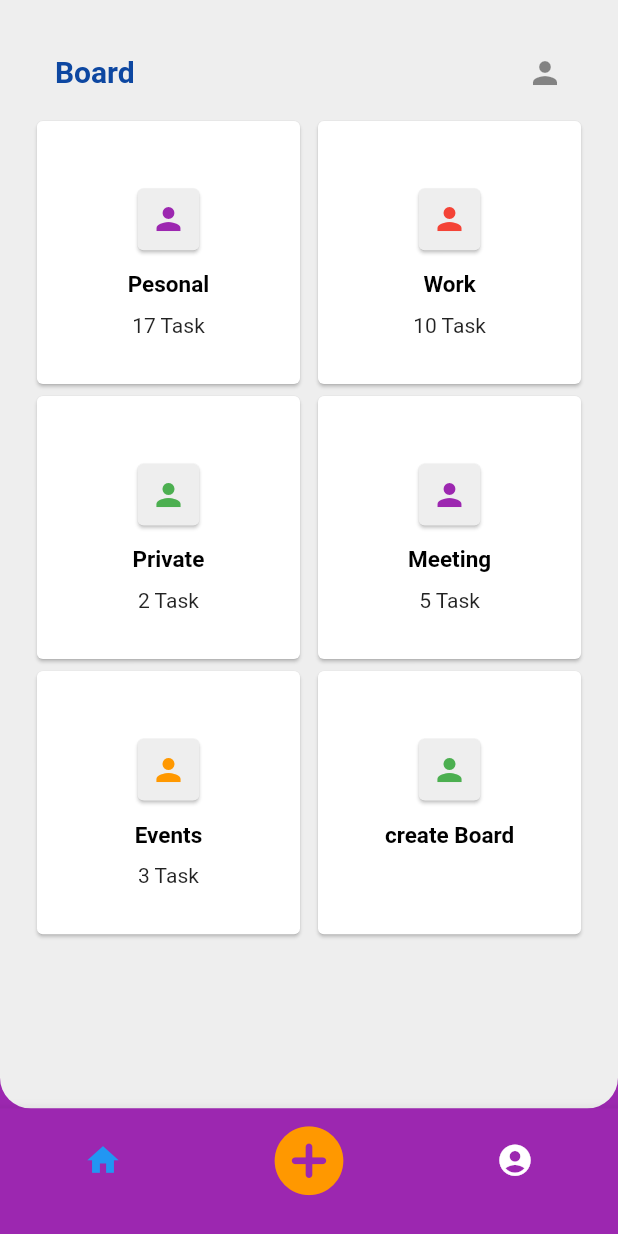
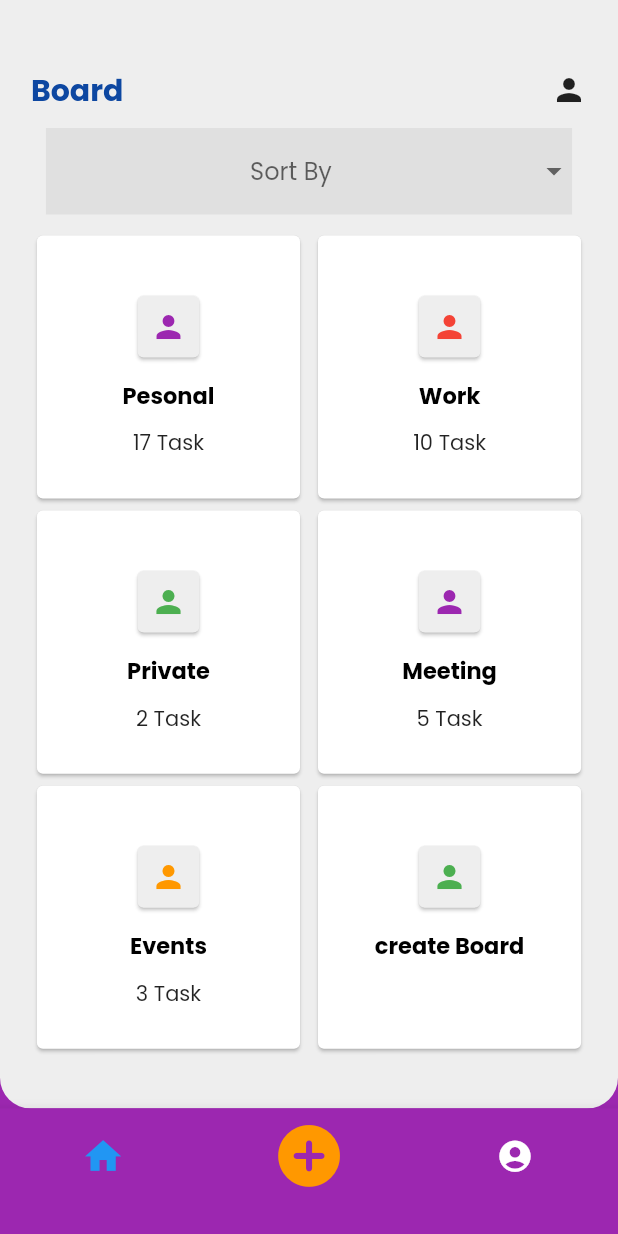
Before and after one commit to anasrasheed448/pma, a Flutter app: the screen it shows after launch, after a tap on "Sign In", on a phone screen of 412 x 824 dp. Run offline on Flutter 3.47's test engine with Material 2 defaults, Android fonts, the light colour scheme and no system bars; our stand-ins replace font_awesome_flutter.

Commit message:
second commit

```diff
--- a/lib/main.dart
+++ b/lib/main.dart
@@ -1,9 +1,14 @@
 import 'package:flutter/material.dart';
+import 'package:flutter/services.dart';
 
 import 'screens/login.dart';
 
 void main(List<String> args) {
   runApp(const MyApp());
+  SystemChrome.setSystemUIOverlayStyle(const SystemUiOverlayStyle(
+    systemNavigationBarColor: Colors.white, // navigation bar color
+    statusBarColor: Colors.purple, // status bar color
+  ));
 }
 
 class MyApp extends StatelessWidget {
@@ -11,9 +16,10 @@ class MyApp extends StatelessWidget {
 
   @override
   Widget build(BuildContext context) {
-    return const MaterialApp(
-      home: LoginScreen(),
-
+    return MaterialApp(
+      debugShowCheckedModeBanner: false,
+      theme: ThemeData(fontFamily: "Poppins"),
+      home: const LoginScreen(),
     );
   }
 }
--- a/lib/screens/dashboard.dart
+++ b/lib/screens/dashboard.dart
@@ -2,9 +2,15 @@ import 'package:flutter/material.dart';
 import 'package:pma/widgets/bottom_bar.dart';
 import 'package:pma/widgets/custom_dashboard_card.dart';
 
-class DashBoardScreen extends StatelessWidget {
+class DashBoardScreen extends StatefulWidget {
   const DashBoardScreen({Key? key}) : super(key: key);
 
+  @override
+  State<DashBoardScreen> createState() => _DashBoardScreenState();
+}
+
+class _DashBoardScreenState extends State<DashBoardScreen> {
+  String? value = "";
   @override
   Widget build(BuildContext context) {
     List widgetItems = [
@@ -51,7 +57,11 @@ class DashBoardScreen extends StatelessWidget {
         //     backgroundColor: Colors.purple,
         //     bottomNavigationBar: const BottomNavBar(),
         //     body:
-        Container(
+        ClipRRect(
+      borderRadius: BorderRadius.only(
+          bottomLeft: Radius.circular(size.width * 0.05),
+          bottomRight: Radius.circular(size.width * 0.05)),
+      child: Container(
           height: size.height * 0.90,
           padding: EdgeInsets.only(
               top: size.width * 0.05,
@@ -59,31 +69,101 @@ class DashBoardScreen extends StatelessWidget {
               right: size.width * 0.05),
           decoration: BoxDecoration(
             color: Colors.grey.shade200,
-              borderRadius: BorderRadius.only(
-                  bottomLeft: Radius.circular(size.width * 0.05),
-                  bottomRight: Radius.circular(size.width * 0.05)),
+            // borderRadius: BorderRadius.only(
+            //     bottomLeft: Radius.circular(size.width * 0.05),
+            //     bottomRight: Radius.circular(size.width * 0.05)),
           ),
           child: Column(
             mainAxisSize: MainAxisSize.min,
             children: [
-                Container(
-                  child: ListTile(
-                    leading: Text(
+              SizedBox(
+                height: size.height * 0.03,
+              ),
+              Row(
+                mainAxisAlignment: MainAxisAlignment.spaceBetween,
+                children: [
+                  Text(
                     "Board",
                     style: TextStyle(
                         color: Colors.blue[900],
                         fontWeight: FontWeight.bold,
                         fontSize: 20),
                   ),
-                    trailing: Icon(Icons.person),
+                  const Icon(Icons.person),
+                ],
+              ),
+              Padding(
+                padding: const EdgeInsets.symmetric(
+                  vertical: 10.0,
+                  horizontal: 10.0,
+                ),
+                child: Container(
+                  height: size.height * 0.07,
+                  color: Colors.grey.shade300,
+                  child: Theme(
+                    data: Theme.of(context).copyWith(
+                      canvasColor: Colors.grey.shade300,
+                    ),
+                    child: DropdownButtonHideUnderline(
+                      child: DropdownButton<String>(
+                        elevation: 0,
+                        isExpanded: true,
+                        hint: Center(
+                          child: Text(
+                            value == "" ? "Sort By" : value.toString(),
+                          ),
+                        ),
+                        onChanged: (_value) {
+                          setState(() {
+                            value = _value;
+                          });
+                        },
+                        items: const [
+                          DropdownMenuItem<String>(
+                            value: "Daily",
+                            child: Center(
+                              child: Text(
+                                "Daily",
+                                style: TextStyle(
+                                  fontSize: 18,
+                                ),
+                              ),
+                            ),
+                          ),
+                          DropdownMenuItem<String>(
+                            value: "Weekly",
+                            child: Center(
+                              child: Text(
+                                "Weekly",
+                                style: TextStyle(
+                                  fontSize: 18,
+                                ),
+                              ),
+                            ),
+                          ),
+                          DropdownMenuItem<String>(
+                            value: "Date Range",
+                            child: Center(
+                              child: Text(
+                                "Date Range",
+                                style: TextStyle(
+                                  fontSize: 18,
+                                ),
+                              ),
+                            ),
+                          ),
+                        ],
+                      ),
+                    ),
+                  ),
                 ),
               ),
               Flexible(
-                  child: Container(
-                    height: size.height * 0.90,
                 child: GridView.builder(
+                    physics: const BouncingScrollPhysics(),
                     itemCount: widgetItems.length,
-                        gridDelegate: SliverGridDelegateWithFixedCrossAxisCount(
+                    gridDelegate:
+                        const SliverGridDelegateWithFixedCrossAxisCount(
                             crossAxisCount: 2, crossAxisSpacing: 4),
                     itemBuilder: (context, i) {
                       return CustomDashBoardCard(
@@ -93,9 +173,9 @@ class DashBoardScreen extends StatelessWidget {
                           iconColor: widgetItems[i]["color"]);
                     }),
               ),
-                ),
             ],
             // ),
-            ));
+          )),
+    );
   }
 }
--- a/lib/screens/detail_Screen.dart
+++ b/lib/screens/detail_Screen.dart
@@ -18,14 +18,13 @@ class DetailScreen extends StatelessWidget {
           //   backgroundColor: Colors.purple,
           //   bottomNavigationBar: const BottomNavBar(),
           //   body:
-          Container(
-        decoration: BoxDecoration(
-          color: Colors.grey.shade300,
+          ClipRRect(
         borderRadius: const BorderRadius.only(
           bottomLeft: Radius.circular(25),
           bottomRight: Radius.circular(25),
         ),
-        ),
+        child: Container(
+          color: Colors.grey.shade300,
           height: MediaQuery.of(context).size.height * 0.9,
           child: Padding(
             padding: const EdgeInsets.symmetric(horizontal: 8.0),
@@ -123,15 +122,22 @@ class DetailScreen extends StatelessWidget {
                     itemCount: 3,
                     itemBuilder: (context, index) => Column(
                       children: [
-                            CardList("Urgent", "New Web UI Design Project",
-                                "New Web UI Design Project", "10 - 11 AM", 2),
+                        CardList(
+                          "Urgent",
+                          "New Web UI Design Project",
+                          "New Web UI Design Project",
+                          "10 - 11 AM",
+                          2,
+                        ),
                         SizedBox(
                           height: MediaQuery.of(context).size.height * 0.02,
                         ),
                       ],
-                        )),
+                    ),
+                  ),
                 ),
               ],
+            ),
           ),
         ),
       ),
--- a/lib/screens/login.dart
+++ b/lib/screens/login.dart
@@ -16,47 +16,40 @@ class LoginScreen extends StatelessWidget {
 
     return Scaffold(
       body: SafeArea(
-        child: Container(
-          margin: EdgeInsets.only(
-              top: _height * 0.05.toDouble(),
-              left: _width * 0.02,
-              right: _width * 0.02),
+        child: Padding(
+          padding: const EdgeInsets.symmetric(horizontal: 8.0),
           child: Column(
-            mainAxisAlignment: MainAxisAlignment.center,
             children: [
-              Image.asset(
+              Expanded(
+                child: SingleChildScrollView(
+                  child: Column(
+                    children: [
+                      SizedBox(height: _height * 0.02),
+                      Container(
+                        alignment: Alignment.topCenter,
+                        width: _width * 0.5,
+                        height: _height * 0.2,
+                        child: Image.asset(
                           "assets/images/logo2.png",
-                width: _width * 0.24,
-                height: _height * 0.14,
+                          fit: BoxFit.cover,
+                        ),
                       ),
                       const TextFieldLabels(
                         icon: Icons.email_outlined,
                         text: "Email",
                       ),
-              Container(
-                margin: EdgeInsets.only(
-                  left: _width * 0.02,
-                  right: _width * 0.02,
-                ),
-                child: const TextField(
+                      const TextField(
                         decoration: InputDecoration(
                           focusColor: Colors.green,
                           contentPadding: EdgeInsets.zero,
                           hintText: "User@gmail.com",
-                  ),
-                  //focusedBorder: OutlineInputBorder(borderSide: BorderSide(color: Colors.green))
                         ),
                       ),
                       const TextFieldLabels(
                         icon: Icons.lock_clock_outlined,
                         text: "Password",
                       ),
-              Container(
-                margin: EdgeInsets.only(
-                  left: _width * 0.02,
-                  right: _width * 0.02,
-                ),
-                child: const TextField(
+                      const TextField(
                         decoration: InputDecoration(
                           hintText: "Enter Password",
                           suffixIcon: Icon(
@@ -65,6 +58,8 @@ class LoginScreen extends StatelessWidget {
                           ),
                         ),
                       ),
+                      SizedBox(
+                        height: _height * 0.02,
                       ),
                       CustomButton(
                           text: "Sign In",
@@ -80,10 +75,6 @@ class LoginScreen extends StatelessWidget {
                             "Forgot Password?",
                             style: txtStyle,
                           )),
-              Container(
-                margin: EdgeInsets.only(top: _height * 0.05),
-                child: Row(
-                  children: [
                       SizedBox(
                         width: _width * .03,
                       ),
@@ -94,19 +85,16 @@ class LoginScreen extends StatelessWidget {
                             style: txtStyle,
                           ),
                           Container(
-                          margin: const EdgeInsets.symmetric(horizontal: 10),
                             color: Colors.grey,
                             width: _width * 0.6,
                             height: 0.3,
                           ),
                         ],
-                    )
-                  ],
                       ),
+                      SizedBox(
+                        height: _height * 0.02,
                       ),
-              Container(
-                margin: EdgeInsets.only(top: _height * 0.04.toDouble()),
-                child: Row(
+                      Row(
                         children: [
                           SizedBox(width: _width * 0.04),
                           RoundedIconButoon(
@@ -138,12 +126,15 @@ class LoginScreen extends StatelessWidget {
                           ),
                         ],
                       ),
+                      SizedBox(height: _height * 0.02),
+                    ],
                   ),
-              Expanded(child: Container()),
-              Container(
-                margin: EdgeInsets.only(
-                    top: _height * 0.07, bottom: _height * 0.04),
-                child: Row(
+                ),
+              ),
+              Column(
+                mainAxisAlignment: MainAxisAlignment.end,
+                children: [
+                  Row(
                     mainAxisAlignment: MainAxisAlignment.center,
                     children: const [
                       Text("Don't have account? "),
@@ -153,6 +144,10 @@ class LoginScreen extends StatelessWidget {
                       ),
                     ],
                   ),
+                  SizedBox(
+                    height: _height * 0.02,
+                  )
+                ],
               ),
             ],
           ),
--- a/lib/widgets/bottom_bar.dart
+++ b/lib/widgets/bottom_bar.dart
@@ -10,11 +10,9 @@ class BottomNavBar extends StatefulWidget {
 }
 
 class _BottomNavBarState extends State<BottomNavBar> {
-  static List<Widget> _widgetOptions = <Widget>[
+  static final List<Widget> _widgetOptions = <Widget>[
     const DashBoardScreen(),
-    Container(
-      child: Text('hello'),
-    ),
+    const Text('hello'),
     const DetailScreen(),
   ];
   int _selectedIndex = 0;
@@ -26,26 +24,28 @@ class _BottomNavBarState extends State<BottomNavBar> {
 
   @override
   Widget build(BuildContext context) {
+    double _height = MediaQuery.of(context).size.height;
     return Scaffold(
       backgroundColor: Colors.purple,
       body: _widgetOptions.elementAt(_selectedIndex),
-      bottomNavigationBar: BottomNavigationBar(
-        iconSize: 16,
+      bottomNavigationBar: SizedBox(
+        height: 85,
+        child: BottomNavigationBar(
+          iconSize: _height * 0.018,
           backgroundColor: Colors.purple,
-        // mainAxisAlignment: MainAxisAlignment.spaceAround,
           currentIndex: _selectedIndex,
           onTap: _onItemTapped,
-        items: const [
+          items: [
             BottomNavigationBarItem(
               activeIcon: Icon(
                 Icons.home,
-              size: 25,
+                size: _height * 0.035,
                 color: Colors.blue,
               ),
               label: '',
               icon: Icon(
                 Icons.home,
-              size: 25,
+                size: _height * 0.035,
                 color: Colors.white,
               ),
             ),
@@ -53,14 +53,14 @@ class _BottomNavBarState extends State<BottomNavBar> {
               label: '',
               icon: Icon(
                 Icons.add_circle_rounded,
-              size: 55,
+                size: _height * 0.06,
                 color: Colors.orange,
               ),
             ),
             BottomNavigationBarItem(
               activeIcon: Icon(
                 Icons.account_circle,
-              size: 25,
+                size: _height * 0.035,
                 color: Colors.blue,
               ),
               label: '',
@@ -72,6 +72,7 @@ class _BottomNavBarState extends State<BottomNavBar> {
             ),
           ],
         ),
+      ),
     );
   }
 }
--- a/lib/widgets/custom_button.dart
+++ b/lib/widgets/custom_button.dart
@@ -9,22 +9,32 @@ class CustomButton extends StatelessWidget {
   @override
   Widget build(BuildContext context) {
     return Container(
-      margin: const EdgeInsets.only(top: 30, left: 10, right: 10),
-      // height: _height * 0.06,
+      decoration: const BoxDecoration(
+        color: Color(0xff006139),
+        borderRadius: BorderRadius.all(
+          Radius.circular(10),
+        ),
+      ),
+      // margin: const EdgeInsets.only(
+      //   // top: 30,
+      //   left: 10,
+      //   right: 10,
+      // ),
+      height: MediaQuery.of(context).size.height * 0.08,
       width: double.infinity,
-      // color: const Color(0xff006139),
-      child: ElevatedButton(
-        style: ElevatedButton.styleFrom(
-          primary: Colors.green.shade600,
-          padding: const EdgeInsets.symmetric(vertical: 20),
-          shape: const RoundedRectangleBorder(
-            borderRadius: BorderRadius.all(Radius.circular(10)),
-          ),
-        ),
+      child: MaterialButton(
+        // style: ElevatedButton.styleFrom(
+        //   shape: const RoundedRectangleBorder(
+        //     borderRadius: BorderRadius.all(Radius.circular(10)),
+        //   ),
+        // ),
         onPressed: onPressed,
         child: Text(
           text,
-          style: const TextStyle(fontSize: 16),
+          style: const TextStyle(
+            fontSize: 16,
+            color: Colors.white,
+          ),
         ),
       ),
     );
--- a/lib/widgets/custom_dashboard_card.dart
+++ b/lib/widgets/custom_dashboard_card.dart
@@ -26,7 +26,7 @@ class CustomDashBoardCard extends StatelessWidget {
           mainAxisAlignment: MainAxisAlignment.center,
           crossAxisAlignment: CrossAxisAlignment.center,
           children: [
-            SizedBox(
+            const SizedBox(
               height: 10,
             ),
             Card(
@@ -42,17 +42,17 @@ class CustomDashBoardCard extends StatelessWidget {
                 ),
               ),
             ),
-            SizedBox(
+            const SizedBox(
               height: 10,
             ),
             Text(
               cardText,
-              style: TextStyle(
+              style: const TextStyle(
                   fontWeight: FontWeight.bold,
                   color: Colors.black,
                   fontSize: 15),
             ),
-            SizedBox(
+            const SizedBox(
               height: 10,
             ),
             Text(cardSubText),
```
Also changed, not shown: lib/widgets/round_icon_button.dart (+6 -5 lines), 2 other files. Lines whose indentation alone changed are shown as unchanged.
